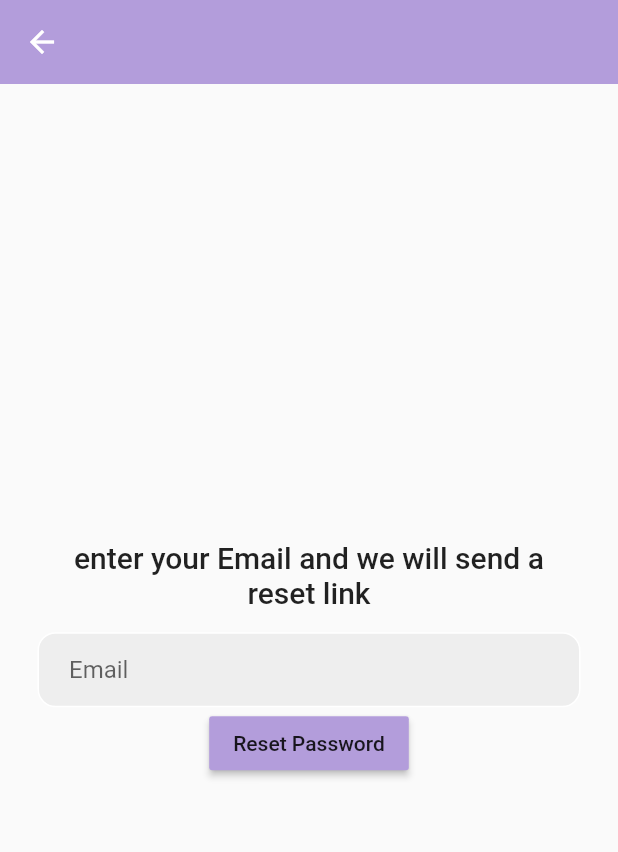
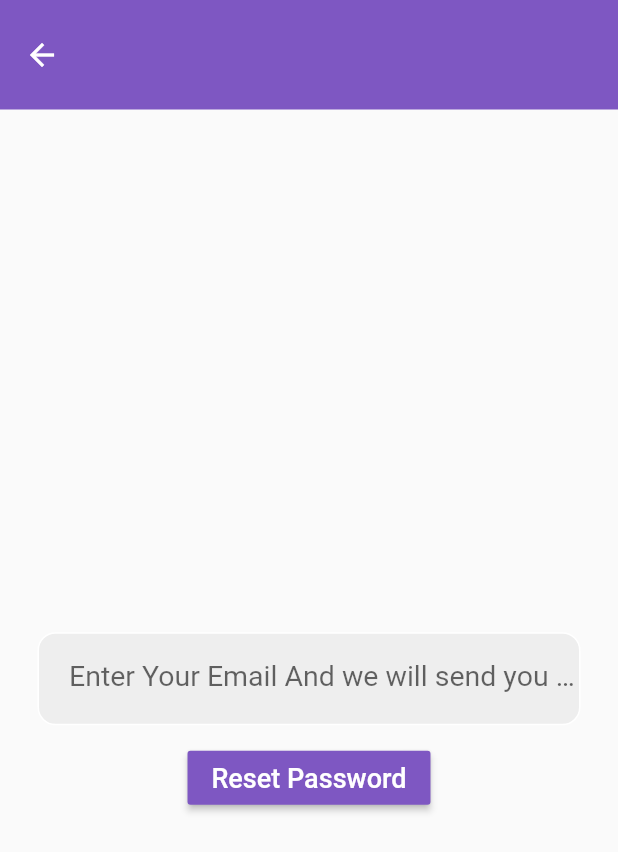
Before and after one commit to jaafarfares/Flutter-Application, a Flutter app: the screen it shows after launch, after a tap on "Forgot Password?", on a phone screen of 412 x 824 dp. Shown: the top 852 px of the screen. Run offline on Flutter 3.47's test engine with Material 2 defaults, Android fonts, the light colour scheme and no system bars; our stand-ins replace cloud_firestore, firebase_auth, firebase_core, google_fonts, like_button, liquid_pull_to_refresh; accounts and stored records are empty.

Commit message:
last update

```diff
--- a/myjob2/lib/auth/auth_page.dart
+++ b/myjob2/lib/auth/auth_page.dart
@@ -1,3 +1,5 @@
+// ignore_for_file: unused_import, camel_case_types
+
 import 'package:flutter/material.dart';
 import 'package:myjob2/register_page.dart';
 import '../login_page.dart';
@@ -5,11 +7,9 @@ import '../home_page.dart';
 
 class authpage extends StatefulWidget {
   const authpage({super.key});
-
   @override
   State<authpage> createState() => _authpageState();
 }
-
 class _authpageState extends State<authpage> {
   bool showloginpage = true;
 
@@ -18,7 +18,6 @@ class _authpageState extends State<authpage> {
       showloginpage = !showloginpage;
     });
   }
-
   @override
   Widget build(BuildContext context) {
     if (showloginpage) {
--- a/myjob2/lib/forgot_password_page.dart
+++ b/myjob2/lib/forgot_password_page.dart
@@ -1,4 +1,4 @@
-// ignore_for_file: prefer_const_literals_to_create_immutables, prefer_const_constructors
+// ignore_for_file: prefer_const_literals_to_create_immutables, prefer_const_constructors, unused_import
 
 import 'package:firebase_auth/firebase_auth.dart';
 import 'package:flutter/material.dart';
@@ -55,7 +55,8 @@ class _forgotpasswordpageState extends State<forgotpasswordpage> {
   Widget build(BuildContext context) {
     return Scaffold(
       appBar: AppBar(
-        backgroundColor: Colors.deepPurple[200],
+        toolbarHeight: 73,
+        backgroundColor: Colors.deepPurple[400],
         elevation: 0,
       ),
       body: Column(
@@ -64,33 +65,39 @@ class _forgotpasswordpageState extends State<forgotpasswordpage> {
           Padding(
             padding: const EdgeInsets.symmetric(horizontal: 25),
             child: Text(
-              'enter your Email and we will send a reset link',
+              '',
               textAlign: TextAlign.center,
               style: TextStyle(fontSize: 20, fontWeight: FontWeight.w500),
             ),
           ),
-          SizedBox(height: 15),
+          SizedBox(height: 44),
           Padding(
             padding: EdgeInsets.symmetric(horizontal: 25),
             child: Container(
+              height: 62,
               decoration: BoxDecoration(
                   color: Colors.grey[200],
                   border: Border.all(color: Colors.white),
                   borderRadius: BorderRadius.circular(12)),
               child: Padding(
-                padding: const EdgeInsets.only(left: 20),
+                padding: const EdgeInsets.only(left: 20, top: 10, bottom: 10),
                 child: TextField(
                   controller: _email,
                   decoration: InputDecoration(
-                      border: InputBorder.none, hintText: 'Email'),
+                      hintStyle: TextStyle(fontSize: 19),
+                      border: InputBorder.none,
+                      hintText:
+                          'Enter Your Email And we will send you a reset link'),
                 ),
               ),
             ),
           ),
+          SizedBox(height: 11),
           MaterialButton(
             onPressed: passwordreset,
-            child: Text('Reset Password'),
-            color: Colors.deepPurple[200],
+            child: Text('Reset Password',
+                style: TextStyle(color: Colors.white, fontSize: 18)),
+            color: Colors.deepPurple[400],
           ),
         ],
       ),
--- a/myjob2/lib/main.dart
+++ b/myjob2/lib/main.dart
@@ -1,3 +1,5 @@
+// ignore_for_file: unused_import, prefer_const_constructors
+
 import 'package:flutter/material.dart';
 import 'package:firebase_auth/firebase_auth.dart';
 import 'package:myjob2/auth/main_page.dart';
--- a/myjob2/lib/read data/get_user_fullname.dart
+++ b/myjob2/lib/read data/get_user_fullname.dart
@@ -1,4 +1,4 @@
-// ignore_for_file: prefer_const_constructors, unused_local_variable
+// ignore_for_file: prefer_const_constructors, unused_local_variable, camel_case_types, use_key_in_widget_constructors, prefer_const_constructors_in_immutables
 
 import 'package:cloud_firestore/cloud_firestore.dart';
 
```
Also changed, not shown: myjob2/lib/home_page.dart (+2 -62 lines), myjob2/lib/login_page.dart (+17 -3 lines), myjob2/lib/register_page.dart (+36 -0 lines), myjob2/lib/test.dart (deleted, +0 -79 lines), myjob2/lib/user_settings_page.dart (+17 -11 lines).
